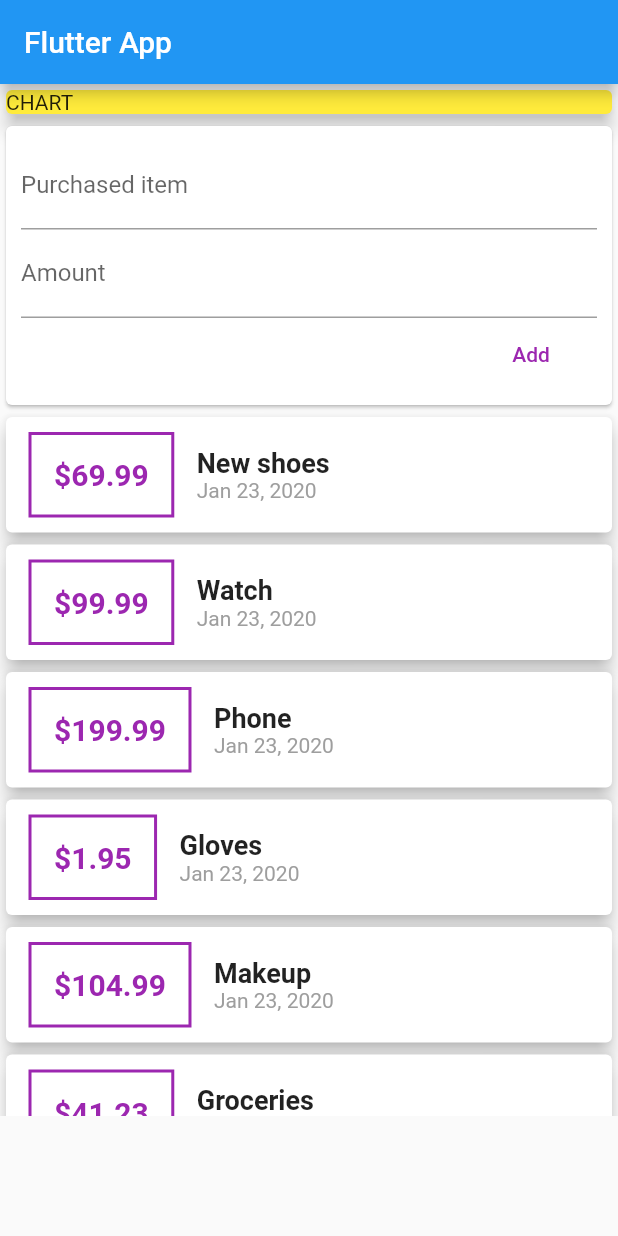
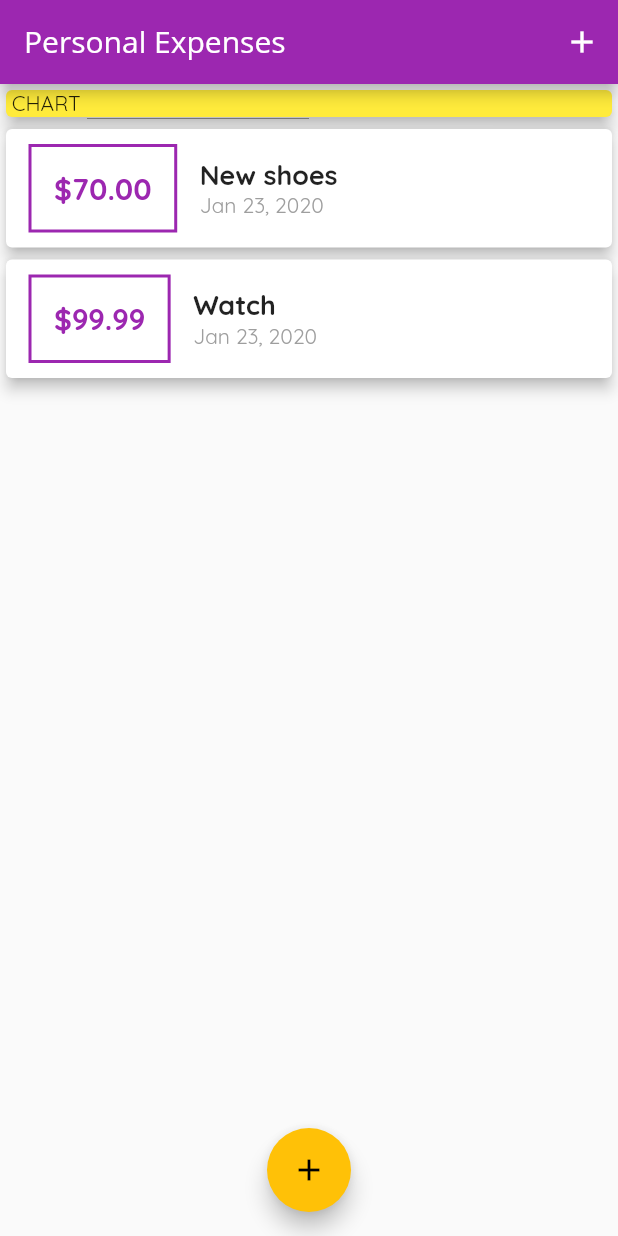
Before and after one commit to reemharbi/personal-expenses-flutter, a Flutter app: the screen it shows after launch, on a phone screen of 412 x 824 dp. Run offline on Flutter 3.47's test engine with Material 2 defaults, Android fonts, the phone set to English and light mode, and no system bars.

Commit message:
Create modal for input + theme

```diff
--- a/lib/main.dart
+++ b/lib/main.dart
@@ -1,7 +1,9 @@
 import 'package:flutter/material.dart';
-import 'package:personal_expenses/models/transaction.dart';
+import 'package:personal_expenses/widgets/transaction_list.dart';
 
-import './widgets/user_transactions.dart';
+import './widgets/new_transaction.dart';
+import './widgets/transaction_list.dart';
+import './models/transaction.dart';
 
 void main() => runApp(MyApp());
 
@@ -9,36 +11,125 @@ class MyApp extends StatelessWidget {
   @override
   Widget build(BuildContext context) {
     return MaterialApp(
-      title: 'Flutter App',
+      title: 'Personal Expenses',
+      theme: ThemeData(
+        primarySwatch: Colors.purple,
+        accentColor: Colors.amber,
+        fontFamily: 'Quicksand',
+        appBarTheme: AppBarTheme(
+            textTheme: ThemeData.light().textTheme.copyWith(
+                  title: TextStyle(
+                    fontFamily: 'OpenSans',
+                    fontSize: 20,
+                  ),
+                )),
+      ),
       home: MyHomePage(),
     );
   }
 }
 
-class MyHomePage extends StatelessWidget {
-  String titleInput;
-  String amountInput;
+class MyHomePage extends StatefulWidget {
+  // String titleInput;
+  // String amountInput;
+
+  @override
+  _MyHomePageState createState() => _MyHomePageState();
+}
+
+class _MyHomePageState extends State<MyHomePage> {
+  final List<Transaction> _userTransactions = [
+    Transaction(
+      id: 't1',
+      title: 'New shoes',
+      amount: 69.99999,
+      date: DateTime.now(),
+    ),
+    Transaction(
+      id: 't2',
+      title: 'Watch',
+      amount: 99.99,
+      date: DateTime.now(),
+    ),
+    // Transaction(
+    //   id: 't3',
+    //   title: 'Phone',
+    //   amount: 199.99,
+    //   date: DateTime.now(),
+    // ),
+    // Transaction(
+    //   id: 't4',
+    //   title: 'Gloves',
+    //   amount: 1.95,
+    //   date: DateTime.now(),
+    // ),
+    // Transaction(
+    //   id: 't5',
+    //   title: 'Makeup',
+    //   amount: 104.99,
+    //   date: DateTime.now(),
+    // ),
+    // Transaction(
+    //   id: 't6',
+    //   title: 'Groceries',
+    //   amount: 41.23,
+    //   date: DateTime.now(),
+    // ),
+  ];
+
+  void _addNewTransaction(String txTitle, double txAmount) {
+    final newTx = Transaction(
+      title: txTitle,
+      amount: txAmount,
+      date: DateTime.now(),
+      id: DateTime.now().toString(),
+    );
+
+    setState(() {
+      _userTransactions.add(newTx);
+    });
+  }
+
+  void _startAddNewTransaction(BuildContext ctx) {
+    showModalBottomSheet(
+        context: ctx,
+        builder: (_) {
+          return NewTransaction(_addNewTransaction);
+        });
+  }
 
   @override
   Widget build(BuildContext context) {
     return Scaffold(
       appBar: AppBar(
-        title: Text('Flutter App'),
+        title:
+            Text('Personal Expenses', style: TextStyle(fontFamily: 'OpenSans')),
+        actions: <Widget>[
+          IconButton(
+            icon: Icon(Icons.add, color: Colors.white),
+            onPressed: () => _startAddNewTransaction(context),
+          ),
+        ],
       ),
       body: SingleChildScrollView(
-              child: Column(
+        child: Column(
           crossAxisAlignment: CrossAxisAlignment.stretch,
           children: <Widget>[
             Container(
               child: Card(
                 color: Colors.yellow,
-                child: Text('CHART'),
+                child: Text(' CHART'),
                 elevation: 5,
               ),
             ),
-            UserTransactions(),
+            TransactionList(_userTransactions),
           ],
         ),
+      ),
+      floatingActionButtonLocation: FloatingActionButtonLocation.centerFloat,
+      floatingActionButton: FloatingActionButton(
+        child: Icon(Icons.add),
+        onPressed: () => _startAddNewTransaction(context),
       ),
     );
   }
--- a/lib/widgets/new_transaction.dart
+++ b/lib/widgets/new_transaction.dart
@@ -1,11 +1,34 @@
 import 'package:flutter/material.dart';
 
-class NewTransaction extends StatelessWidget {
+class NewTransaction extends StatefulWidget {
   final Function addTx;
+
+  NewTransaction(this.addTx);
+
+  @override
+  _NewTransactionState createState() => _NewTransactionState();
+}
+
+class _NewTransactionState extends State<NewTransaction> {
   final titleController = TextEditingController();
+
   final amountController = TextEditingController();
 
-  NewTransaction(this.addTx);
+  void submitData() {
+    final enteredTitle = titleController.text;
+    final enteredAmount = double.parse(amountController.text);
+
+    if (enteredTitle.isEmpty || enteredAmount <= 0) {
+      return;
+    }
+
+    widget.addTx(
+      titleController.text,
+      double.parse(amountController.text),
+    );
+
+  Navigator.of(context).pop();
+  }
 
   @override
   Widget build(BuildContext context) {
@@ -18,22 +41,21 @@ class NewTransaction extends StatelessWidget {
             TextField(
               decoration: InputDecoration(labelText: 'Purchased item'),
               controller: titleController,
+              onSubmitted: (_) => submitData(),
+
               // onChanged: (val) => titleInput = val,
             ),
             TextField(
               decoration: InputDecoration(labelText: 'Amount'),
               controller: amountController,
+              keyboardType: TextInputType.number,
+              onSubmitted: (_) => submitData(),
               // onChanged: (val) => amountInput = val,
             ),
             FlatButton(
               child: Text('Add'),
               textColor: Colors.purple,
-              onPressed: () {
-                addTx(
-                  titleController.text,
-                  double.parse(amountController.text),
-                );
-              },
+              onPressed: submitData,
             )
           ],
         ),
--- a/lib/widgets/transaction_list.dart
+++ b/lib/widgets/transaction_list.dart
@@ -11,9 +11,9 @@ class TransactionList extends StatelessWidget {
   @override
   Widget build(BuildContext context) {
     return Container(
-      height: 470,
-      child: ListView(
-          children: transactions.map((tx) {
+      height: 420,
+      child: ListView.builder(
+        itemBuilder: (context, index) {
           return Card(
             child: Row(
               children: <Widget>[
@@ -24,17 +24,17 @@ class TransactionList extends StatelessWidget {
                   ),
                   decoration: BoxDecoration(
                     border: Border.all(
-                        color: Colors.purple,
+                      color: Theme.of(context).primaryColor,
                       width: 2,
                     ),
                   ),
                   padding: EdgeInsets.all(15),
                   child: Text(
-                      '\$${tx.amount}',
+                    '\$${transactions[index].amount.toStringAsFixed(2)}',
                     style: TextStyle(
                       fontWeight: FontWeight.bold,
                       fontSize: 20,
-                        color: Colors.purple,
+                      color: Theme.of(context).primaryColor,
                     ),
                   ),
                 ),
@@ -42,14 +42,14 @@ class TransactionList extends StatelessWidget {
                   crossAxisAlignment: CrossAxisAlignment.start,
                   children: <Widget>[
                     Text(
-                        tx.title,
+                      transactions[index].title,
                       style: TextStyle(
                         fontSize: 18,
                         fontWeight: FontWeight.bold,
                       ),
                     ),
                     Text(
-                        DateFormat.yMMMd().format(tx.date),
+                      DateFormat.yMMMd().format(transactions[index].date),
                       style: TextStyle(
                         color: Colors.grey,
                       ),
@@ -58,9 +58,10 @@ class TransactionList extends StatelessWidget {
                 ),
               ],
             ),
-              elevation: 5,
+            elevation: 4,
           );
-          }).toList(),
+        },
+        itemCount: transactions.length,
       ),
     );
   }
--- a/lib/widgets/user_transactions.dart
+++ b/lib/widgets/user_transactions.dart
@@ -10,64 +10,13 @@ class UserTransactions extends StatefulWidget {
 }
 
 class _UserTransactionsState extends State<UserTransactions> {
-  final List<Transaction> _userTransactions = [
-    Transaction(
-      id: 't1',
-      title: 'New shoes',
-      amount: 69.99,
-      date: DateTime.now(),
-    ),
-    Transaction(
-      id: 't2',
-      title: 'Watch',
-      amount: 99.99,
-      date: DateTime.now(),
-    ),
-     Transaction(
-      id: 't3',
-      title: 'Phone',
-      amount: 199.99,
-      date: DateTime.now(),
-    ),
-     Transaction(
-      id: 't4',
-      title: 'Gloves',
-      amount: 1.95,
-      date: DateTime.now(),
-    ),
-     Transaction(
-      id: 't5',
-      title: 'Makeup',
-      amount: 104.99,
-      date: DateTime.now(),
-    ),
-     Transaction(
-      id: 't6',
-      title: 'Groceries',
-      amount: 41.23,
-      date: DateTime.now(),
-    ),
-  ];
-
-  void _addNewTransaction(String txTitle, double txAmount) {
-    final newTx = Transaction(
-      title: txTitle,
-      amount: txAmount,
-      date: DateTime.now(),
-      id: DateTime.now().toString(),
-    );
-
-    setState(() {
-      _userTransactions.add(newTx);
-    });
-  }
 
   @override
   Widget build(BuildContext context) {
     return Column(
       children: <Widget>[
-        NewTransaction(_addNewTransaction),
-        TransactionList(_userTransactions),
+        // NewTransaction(_addNewTransaction),
+        // TransactionList(_userTransactions),
       ],
     );
   }
```
Also changed, not shown: pubspec.yaml (+11 -6 lines), assets/fonts/OpenSans-Bold.ttf (added), assets/fonts/OpenSans-Regular.ttf (added), assets/fonts/Quicksand-Bold.ttf (added), assets/fonts/Quicksand-Light.ttf (added), assets/fonts/Quicksand-Medium.ttf (added), assets/fonts/Quicksand-Regular.ttf (added). Lines whose indentation alone changed are shown as unchanged.
